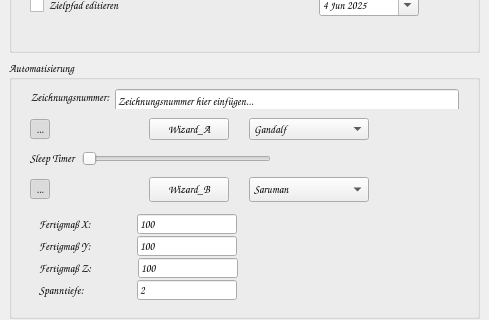
Qt form UI/frm_main_window.ui (dampfwolke/blankmaker) before a commit; both pictures show x 0 to 489 and y 335 to 655 of the 489 by 944 pixel window.
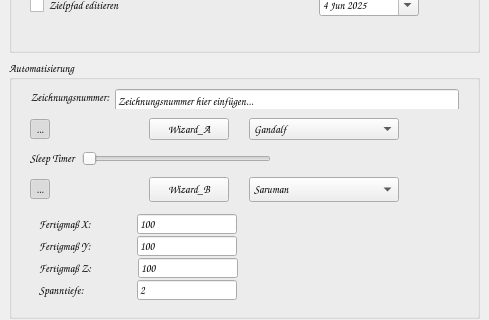
The same form after that commit.

Commit message: Fertigteilmasse werden jz korrekt ausgelesen

The edit to the form file:
```diff
--- a/UI/frm_main_window.ui
+++ b/UI/frm_main_window.ui
@@ -1976,13 +1976,13 @@
            <widget class="QComboBox" name="cb_auto_option_a">
             <property name="minimumSize">
              <size>
-              <width>120</width>
+              <width>150</width>
               <height>20</height>
              </size>
             </property>
             <property name="maximumSize">
              <size>
-              <width>160</width>
+              <width>200</width>
               <height>25</height>
              </size>
             </property>
@@ -2246,13 +2246,13 @@
            <widget class="QComboBox" name="cb_auto_option_b">
             <property name="minimumSize">
              <size>
-              <width>120</width>
+              <width>150</width>
               <height>20</height>
              </size>
             </property>
             <property name="maximumSize">
              <size>
-              <width>160</width>
+              <width>200</width>
               <height>25</height>
              </size>
             </property>
```
Left out of the diff: 7 changed lines with no effect on the pictures. The commit also changes 2 other files.
